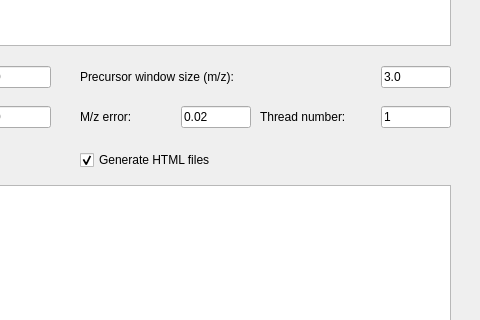
The window that src/gui/topfd/topfddialog.ui (toppic-suite/toppic-suite) describes before a commit, drawn with Qt 5; both pictures show x 480 to 960 and y 145 to 465 of the 960 by 610 pixel window.
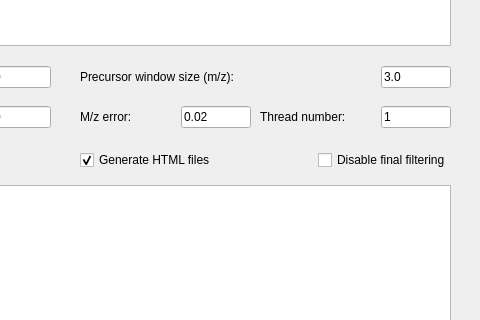
The same window after the commit. Icons and pictures are not drawn.

Commit message: fix #1063 - add option to skip final filtering

```diff
--- a/src/gui/topfd/topfddialog.ui
+++ b/src/gui/topfd/topfddialog.ui
@@ -648,6 +648,22 @@
        </property>
       </widget>
      </item>
+     <item alignment="Qt::AlignRight">
+      <widget class="QCheckBox" name="finalFilteringCheckBox">
+       <property name="acceptDrops">
+        <bool>false</bool>
+       </property>
+       <property name="text">
+        <string>Disable final filtering</string>
+       </property>
+       <property name="checkable">
+        <bool>true</bool>
+       </property>
+       <property name="checked">
+        <bool>false</bool>
+       </property>
+      </widget>
+     </item>
     </layout>
    </widget>
   </widget>
```
Left out of the diff: 5 changed lines with no effect on the pictures. Lines whose indentation alone changed are shown as unchanged. The commit also changes 3 other files.
